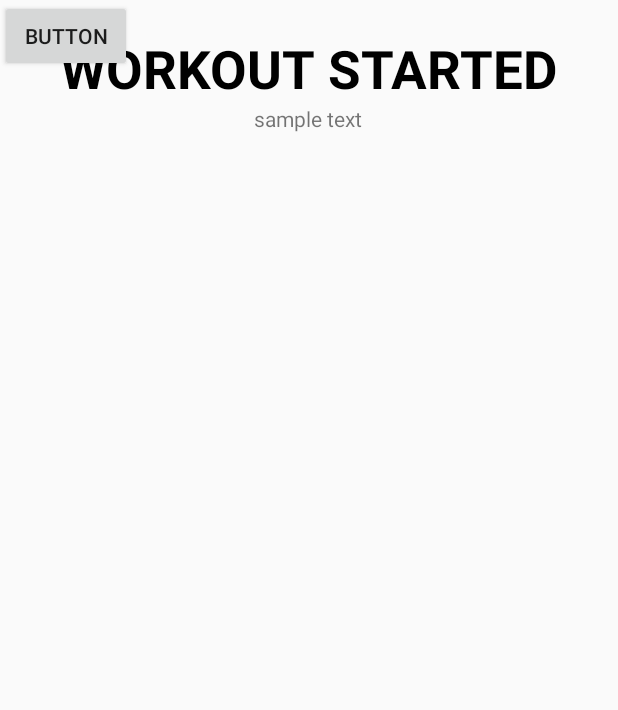
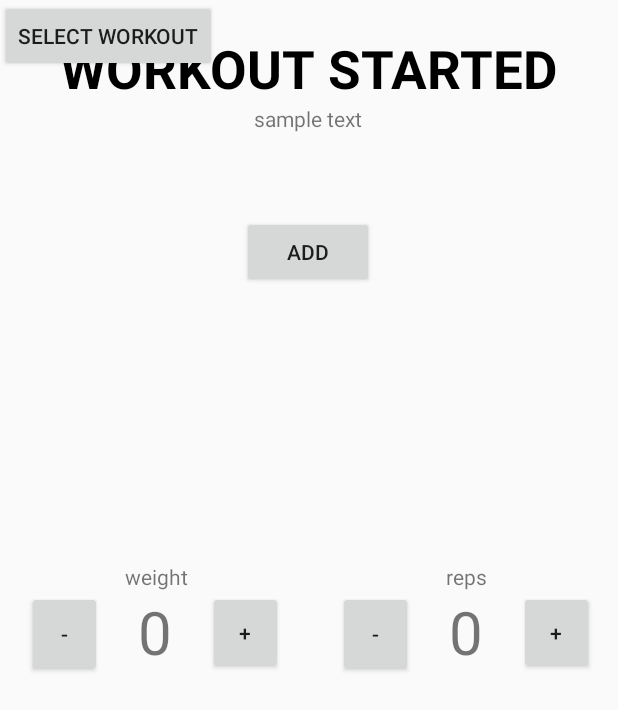
Before and after one commit to bzhang0/WorkHarderIA, an Android app: the layout activity_start_workout.xml on its own in the app's theme, with its tools: preview values and no code run, on a phone screen of 412 x 824 dp. Shown: the top 710 px of the screen. Run offline under Robolectric (Android 15) with nearby library versions, the phone set to English and light mode, and no system bars.

Commit message:
v0.3
popup for StartWorkout implementation

```diff
--- a/app/build.gradle
+++ b/app/build.gradle
@@ -28,6 +28,8 @@ dependencies {
 
     implementation 'androidx.appcompat:appcompat:1.1.0'
     implementation 'androidx.constraintlayout:constraintlayout:1.1.3'
+    implementation "androidx.recyclerview:recyclerview:1.1.0"
+
     testImplementation 'junit:junit:4.12'
     androidTestImplementation 'androidx.test.ext:junit:1.1.1'
     androidTestImplementation 'androidx.test.espresso:espresso-core:3.2.0'
--- a/app/src/main/res/layout/activity_start_workout.xml
+++ b/app/src/main/res/layout/activity_start_workout.xml
@@ -13,9 +13,9 @@
         android:layout_height="wrap_content"
 
         android:text="WORKOUT STARTED"
+        android:textColor="@android:color/black"
         android:textSize="35sp"
         android:textStyle="bold"
-        android:textColor="@android:color/black"
 
         app:layout_constraintBottom_toBottomOf="parent"
         app:layout_constraintEnd_toEndOf="parent"
@@ -45,7 +45,114 @@
         android:id="@+id/button"
         android:layout_width="wrap_content"
         android:layout_height="wrap_content"
-        android:text="Button"
-        tools:layout_editor_absoluteX="40dp"
-        tools:layout_editor_absoluteY="104dp" />
+        android:text="select workout"
+        tools:layout_editor_absoluteX="133dp"
+        tools:layout_editor_absoluteY="98dp"
+        android:onClick="showPopup"/>
+
+    <TextView
+        android:id="@+id/weightDisplayText"
+        android:layout_width="wrap_content"
+        android:layout_height="wrap_content"
+        android:text="weight"
+        app:layout_constraintBottom_toTopOf="@+id/weight_amountDisplay"
+        app:layout_constraintEnd_toEndOf="@+id/weight_amountDisplay"
+        app:layout_constraintHorizontal_bias="0.476"
+        app:layout_constraintStart_toStartOf="@+id/weight_amountDisplay" />
+
+    <TextView
+        android:id="@+id/weight_amountDisplay"
+        android:layout_width="wrap_content"
+        android:layout_height="wrap_content"
+        android:layout_marginBottom="376dp"
+        android:text="0"
+        android:textSize="40sp"
+        app:layout_constraintBottom_toBottomOf="parent"
+        app:layout_constraintEnd_toEndOf="parent"
+        app:layout_constraintHorizontal_bias="0.236"
+        app:layout_constraintStart_toStartOf="parent" />
+
+    <Button
+        android:id="@+id/weight_add"
+        android:layout_width="50dp"
+        android:layout_height="55dp"
+        android:layout_marginStart="24dp"
+        android:text="+"
+        app:layout_constraintBottom_toBottomOf="@+id/weight_amountDisplay"
+        app:layout_constraintStart_toEndOf="@+id/weight_amountDisplay"
+        app:layout_constraintTop_toBottomOf="@+id/weightDisplayText"
+        app:layout_constraintVertical_bias="0.0" />
+
+    <Button
+        android:id="@+id/weight_subtract"
+        android:layout_width="50dp"
+        android:layout_height="57dp"
+        android:layout_marginEnd="24dp"
+        android:text="-"
+        app:layout_constraintBottom_toBottomOf="@+id/weight_amountDisplay"
+        app:layout_constraintEnd_toStartOf="@+id/weight_amountDisplay"
+        app:layout_constraintTop_toBottomOf="@+id/weightDisplayText"
+        app:layout_constraintVertical_bias="0.0" />
+
+    <TextView
+        android:id="@+id/repDisplayText"
+        android:layout_width="wrap_content"
+        android:layout_height="wrap_content"
+        android:text="reps"
+        app:layout_constraintBottom_toTopOf="@+id/rep_amountDisplayText"
+        app:layout_constraintEnd_toEndOf="@+id/rep_amountDisplayText"
+        app:layout_constraintHorizontal_bias="0.476"
+        app:layout_constraintStart_toStartOf="@+id/rep_amountDisplayText" />
+
+    <TextView
+        android:id="@+id/rep_amountDisplayText"
+        android:layout_width="wrap_content"
+        android:layout_height="wrap_content"
+        android:layout_marginBottom="376dp"
+        android:text="0"
+        android:textSize="40sp"
+        app:layout_constraintBottom_toBottomOf="parent"
+        app:layout_constraintEnd_toEndOf="parent"
+        app:layout_constraintHorizontal_bias="0.768"
+        app:layout_constraintStart_toStartOf="parent" />
+
+    <Button
+        android:id="@+id/rep_add"
+        android:layout_width="50dp"
+        android:layout_height="55dp"
+        android:layout_marginStart="24dp"
+        android:text="+"
+        app:layout_constraintBottom_toBottomOf="@+id/rep_amountDisplayText"
+        app:layout_constraintStart_toEndOf="@+id/rep_amountDisplayText"
+        app:layout_constraintTop_toBottomOf="@+id/repDisplayText"
+        app:layout_constraintVertical_bias="0.0" />
+
+    <Button
+        android:id="@+id/rep_subtract"
+        android:layout_width="50dp"
+        android:layout_height="57dp"
+        android:layout_marginEnd="24dp"
+        android:text="-"
+        app:layout_constraintBottom_toBottomOf="@+id/rep_amountDisplayText"
+        app:layout_constraintEnd_toStartOf="@+id/rep_amountDisplayText"
+        app:layout_constraintTop_toBottomOf="@+id/repDisplayText"
+        app:layout_constraintVertical_bias="0.0" />
+
+    <Button
+        android:id="@+id/insert_exercise"
+        android:layout_width="wrap_content"
+        android:layout_height="wrap_content"
+        android:layout_marginTop="96dp"
+        android:text="add"
+        app:layout_constraintEnd_toStartOf="@+id/rep_amountDisplayText"
+        app:layout_constraintHorizontal_bias="0.484"
+        app:layout_constraintStart_toEndOf="@+id/weight_amountDisplay"
+        app:layout_constraintTop_toBottomOf="@+id/button" />
+
+    <androidx.recyclerview.widget.RecyclerView
+        android:id="@+id/recyclerviewer"
+        android:layout_width="match_parent"
+        android:layout_height="match_parent"
+        android:layout_marginTop="300dp"/>
+
 </androidx.constraintlayout.widget.ConstraintLayout>
--- a/build.gradle
+++ b/build.gradle
@@ -21,6 +21,9 @@ allprojects {
         google()
         jcenter()
 
+        maven {
+            url "https://maven.google.com"
+        }
     }
 }
 
```
Also changed, not shown: app/src/main/java/com/example/workharderia/ExerciseDBHelper.java (added, +38 -0 lines), app/src/main/java/com/example/workharderia/StartWorkout.java (+16 -1 lines), app/src/main/java/com/example/workharderia/WorkoutContract.java (added, +16 -0 lines), app/src/main/res/layout/item_display_workout.xml (added, +37 -0 lines), 1 other file.
